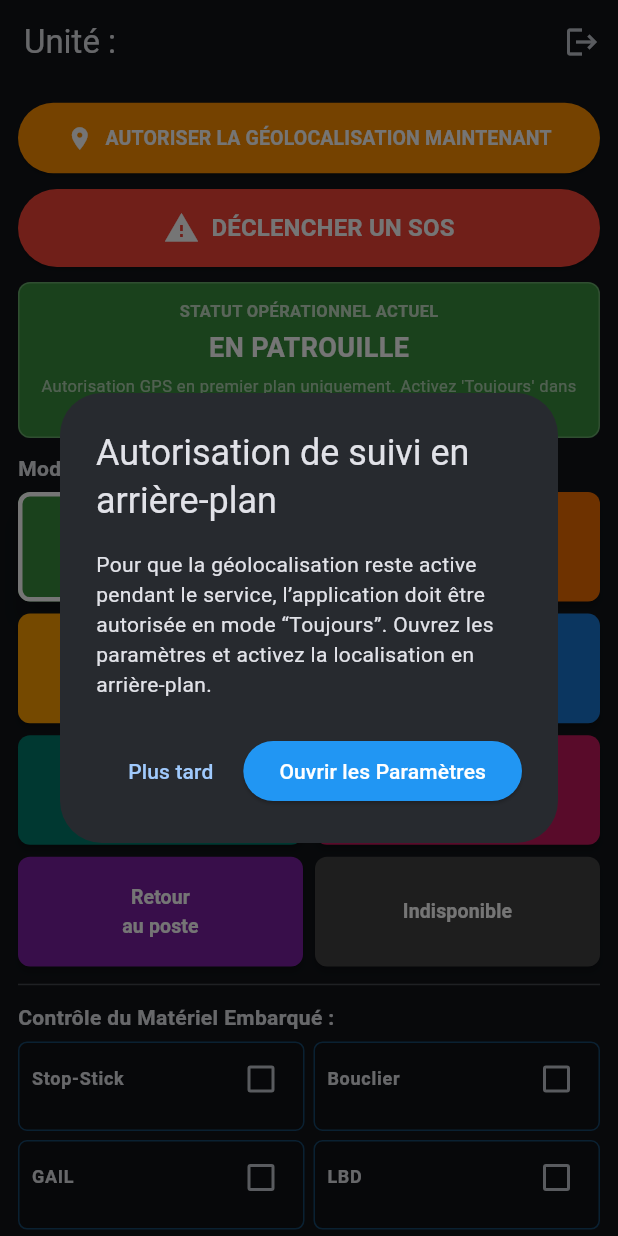
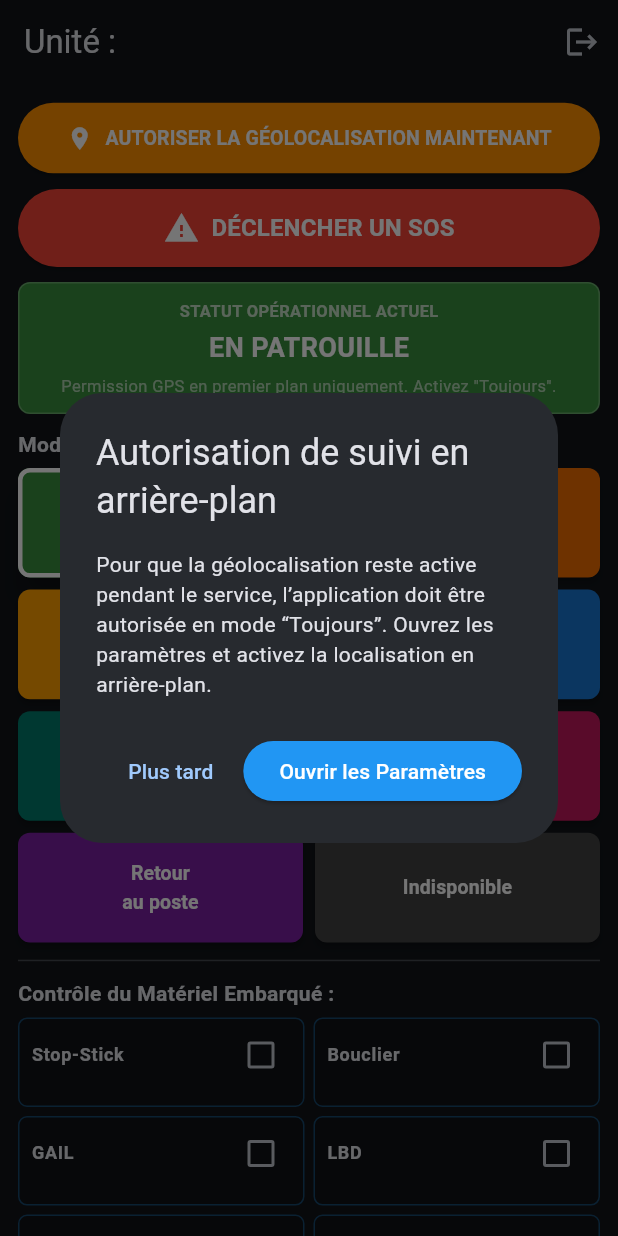
Before and after one commit to xmeynier-web/rezoplus-police, a Flutter app: the PatrouilleHomePage screen opened directly with empty values, after a tap on "AUTORISER LA GÉOLOCALISATION MAINTENANT", on a phone screen of 412 x 824 dp. Run offline on Flutter 3.47's test engine with Material 3 defaults, Android fonts, the phone set to English and light mode, and no system bars; our stand-ins replace connectivity_plus, firebase_core, firebase_database, geolocator, shared_preferences; accounts and stored records are empty.

Commit message:
Patch final de lib/main.dart : suppression des positions par défaut, vérification explicite de LocationPermission.always, garde-fou GPS, et debug Firebase sécurisé.

```diff
--- a/lib/main.dart
+++ b/lib/main.dart
@@ -184,11 +184,12 @@ class PatrouilleHomePage extends StatefulWidget {
 class _PatrouilleHomePageState extends State<PatrouilleHomePage> with WidgetsBindingObserver {
   final DatabaseReference _dbRef = FirebaseDatabase.instance.ref();
 
-  double _currentLatitude = 48.755578;
-  double _currentLongitude = 2.321367;
+  double? _currentLatitude;
+  double? _currentLongitude;
   String _locationStatus = "Vérification des permissions GPS...";
   bool _permissionDenied = false;
   bool _hasAlwaysLocationPermission = false;
+  bool _gpsReady = false;
 
   StreamSubscription<Position>? _positionStreamSubscription;
   StreamSubscription<DatabaseEvent>? _missionSubscription;
@@ -263,8 +264,8 @@ class _PatrouilleHomePageState extends State<PatrouilleHomePage> with WidgetsBin
   @override
   void didChangeAppLifecycleState(AppLifecycleState state) {
     if (state == AppLifecycleState.resumed) {
+      _checkAndRequestPermissionAndStartGPS();
       _sendDataToFirebase();
-      _checkAndRequestPermissionAndStartGPS();
     }
   }
 
@@ -316,13 +317,13 @@ class _PatrouilleHomePageState extends State<PatrouilleHomePage> with WidgetsBin
 
   // --------------------------- GÉOLOCALISATION & PERMISSIONS --------------------------
   Future<void> _checkAndRequestPermissionAndStartGPS() async {
-    bool serviceEnabled = await Geolocator.isLocationServiceEnabled();
+    final bool serviceEnabled = await Geolocator.isLocationServiceEnabled();
     if (!serviceEnabled) {
       setState(() {
-        _locationStatus = "GPS désactivé sur le terminal";
+        _locationStatus = 'GPS désactivé sur le terminal';
         _permissionDenied = true;
       });
-      _snack("Veuillez activer le GPS dans la barre d'état du Crosscall");
+      _snack('Veuillez activer le GPS dans la barre d\'état du Crosscall');
       return;
     }
 
@@ -331,7 +332,7 @@ class _PatrouilleHomePageState extends State<PatrouilleHomePage> with WidgetsBin
       permission = await Geolocator.requestPermission();
       if (permission == LocationPermission.denied) {
         setState(() {
-          _locationStatus = "Permission GPS refusée par l'utilisateur";
+          _locationStatus = 'Permission GPS refusée par l\'utilisateur';
           _permissionDenied = true;
         });
         return;
@@ -340,7 +341,7 @@ class _PatrouilleHomePageState extends State<PatrouilleHomePage> with WidgetsBin
 
     if (permission == LocationPermission.deniedForever) {
       setState(() {
-        _locationStatus = "Permission bloquée définitivement";
+        _locationStatus = 'Permission bloquée définitivement';
         _permissionDenied = true;
       });
       _showSettingsPermissionDialog();
@@ -349,7 +350,7 @@ class _PatrouilleHomePageState extends State<PatrouilleHomePage> with WidgetsBin
 
     if (permission == LocationPermission.whileInUse) {
       setState(() {
-        _locationStatus = "Autorisation GPS en premier plan uniquement. Activez 'Toujours' dans les paramètres.";
+        _locationStatus = 'Permission GPS en premier plan uniquement. Activez "Toujours".';
         _permissionDenied = true;
       });
       _showBackgroundPermissionDialog();
@@ -358,7 +359,7 @@ class _PatrouilleHomePageState extends State<PatrouilleHomePage> with WidgetsBin
 
     if (permission != LocationPermission.always) {
       setState(() {
-        _locationStatus = "Autorisation GPS non conforme. Permission 'Toujours' requise pour le suivi en arrière-plan.";
+        _locationStatus = 'Autorisation GPS non conforme. Permission "Toujours" requise.';
         _permissionDenied = true;
       });
       _showBackgroundPermissionDialog();
@@ -366,20 +367,20 @@ class _PatrouilleHomePageState extends State<PatrouilleHomePage> with WidgetsBin
     }
 
     _hasAlwaysLocationPermission = true;
-
+    _gpsReady = false;
     setState(() {
       _permissionDenied = false;
-      _locationStatus = "Acquisition du signal GPS...";
+      _locationStatus = 'Acquisition du signal GPS...';
     });
 
-    _initRobustGeolocation();
+    await _initRobustGeolocation();
   }
 
   void _resetWatchdog() {
     _watchdogTimer?.cancel();
     _watchdogTimer = Timer(const Duration(seconds: 30), () {
-      debugPrint("⚠️ Watchdog : Aucune position reçue depuis 30s. Redémarrage du GPS...");
-      setState(() => _locationStatus = "Signal figé - Redémarrage GPS...");
+      debugPrint('⚠️ Watchdog : Aucune position reçue depuis 30s. Redémarrage du GPS...');
+      setState(() => _locationStatus = 'Signal figé - Redémarrage GPS...');
       _restartGeolocationStream();
     });
   }
@@ -392,33 +393,41 @@ class _PatrouilleHomePageState extends State<PatrouilleHomePage> with WidgetsBin
 
   Future<void> _initRobustGeolocation() async {
     try {
-      Position? lastPosition = await Geolocator.getLastKnownPosition();
+      final Position? lastPosition = await Geolocator.getLastKnownPosition();
       if (lastPosition != null) {
+        _currentLatitude = lastPosition.latitude;
+        _currentLongitude = lastPosition.longitude;
+        _gpsReady = true;
         setState(() {
-          _currentLatitude = lastPosition.latitude;
-          _currentLongitude = lastPosition.longitude;
-          _locationStatus = "Cache OK (${lastPosition.latitude.toStringAsFixed(4)}, ${lastPosition.longitude.toStringAsFixed(4)})";
+          _locationStatus = 'Cache OK (${lastPosition.latitude.toStringAsFixed(4)}, ${lastPosition.longitude.toStringAsFixed(4)})';
         });
         _writeGpsDebugSnapshot(lastPosition, reason: 'cache');
-        _sendDataToFirebase();
+        await _sendDataToFirebase();
       }
     } catch (_) {}
 
     try {
-      Position currentPos = await Geolocator.getCurrentPosition(
+      final Position currentPos = await Geolocator.getCurrentPosition(
         desiredAccuracy: LocationAccuracy.high,
         timeLimit: const Duration(seconds: 8),
         forceAndroidLocationManager: true,
       );
+      _currentLatitude = currentPos.latitude;
+      _currentLongitude = currentPos.longitude;
+      _gpsReady = true;
       setState(() {
-        _currentLatitude = currentPos.latitude;
-        _currentLongitude = currentPos.longitude;
-        _locationStatus = "GPS Natif Fixé (${currentPos.latitude.toStringAsFixed(4)}, ${currentPos.longitude.toStringAsFixed(4)})";
+        _locationStatus = 'GPS Natif Fixé (${currentPos.latitude.toStringAsFixed(4)}, ${currentPos.longitude.toStringAsFixed(4)})';
       });
       _writeGpsDebugSnapshot(currentPos, reason: 'immediate');
-      _sendDataToFirebase();
+      await _sendDataToFirebase();
     } catch (e) {
-      debugPrint("Échec fix immédiat : $e");
+      debugPrint('Échec fix immédiat : $e');
+    }
+
+    if (_currentLatitude == null || _currentLongitude == null) {
+      setState(() {
+        _locationStatus = 'En attente d\'un signal GPS valide...';
+      });
     }
 
     final LocationSettings locationSettings = AndroidSettings(
@@ -426,8 +435,8 @@ class _PatrouilleHomePageState extends State<PatrouilleHomePage> with WidgetsBin
       distanceFilter: 5,
       intervalDuration: const Duration(seconds: 5),
       foregroundNotificationConfig: const ForegroundNotificationConfig(
-        notificationTitle: "Rezo+ en service",
-        notificationText: "Le suivi GPS de la patrouille est actif.",
+        notificationTitle: 'Rezo+ en service',
+        notificationText: 'Le suivi GPS de la patrouille est actif.',
         enableWakeLock: true,
       ),
       forceLocationManager: true,
@@ -435,20 +444,24 @@ class _PatrouilleHomePageState extends State<PatrouilleHomePage> with WidgetsBin
 
     _positionStreamSubscription = Geolocator.getPositionStream(locationSettings: locationSettings).listen(
       (Position position) {
+        _gpsReady = true;
+        _currentLatitude = position.latitude;
+        _currentLongitude = position.longitude;
+
         _resetWatchdog();
         setState(() {
-          _currentLatitude = position.latitude;
-          _currentLongitude = position.longitude;
           _locationStatus = _offlineQueue.isNotEmpty
-              ? "Hors-ligne (Buffer : ${_offlineQueue.length})"
-              : "GPS Actif (${position.latitude.toStringAsFixed(4)}, ${position.longitude.toStringAsFixed(4)})";
+              ? 'Hors-ligne (Buffer : ${_offlineQueue.length})'
+              : 'GPS Actif (${position.latitude.toStringAsFixed(4)}, ${position.longitude.toStringAsFixed(4)})';
         });
+
         _writeGpsDebugSnapshot(position, reason: 'stream');
         _sendDataToFirebase();
       },
       onError: (e) {
-        debugPrint("Erreur flux GPS : $e");
-        setState(() => _locationStatus = "Perte de signal GPS");
+        debugPrint('Erreur flux GPS : $e');
+        _gpsReady = false;
+        setState(() => _locationStatus = 'Perte de signal GPS');
       },
     );
 
@@ -559,12 +572,7 @@ class _PatrouilleHomePageState extends State<PatrouilleHomePage> with WidgetsBin
 
   void _listenToAssignedMissions() {
     final primaryPath = _dbRef.child('units/${widget.unitId}');
-    final fallbackPaths = [
-      'location',
-      'gps',
-      'position',
-      'tracking',
-    ];
+    final fallbackPaths = <String>['location', 'gps', 'position', 'tracking'];
 
     _missionSubscription?.cancel();
     _missionSubscription = primaryPath.onValue.listen((event) {
@@ -583,6 +591,10 @@ class _PatrouilleHomePageState extends State<PatrouilleHomePage> with WidgetsBin
   }
 
   Future<void> _sendDataToFirebase() async {
+    if (!_gpsReady || _currentLatitude == null || _currentLongitude == null) {
+      return;
+    }
+
     final payload = {
       'latitude': _currentLatitude,
       'longitude': _currentLongitude,
@@ -611,7 +623,7 @@ class _PatrouilleHomePageState extends State<PatrouilleHomePage> with WidgetsBin
       _offlineQueue.add(payload);
       await _saveOfflineQueueToDisk();
       setState(() {
-        _locationStatus = "Hors-ligne (Buffer : ${_offlineQueue.length})";
+        _locationStatus = 'Hors-ligne (Buffer : ${_offlineQueue.length})';
       });
     }
   }
@@ -619,19 +631,20 @@ class _PatrouilleHomePageState extends State<PatrouilleHomePage> with WidgetsBin
   Future<void> _changeStatus(Map<String, String> statusMap) async {
     setState(() {
       _currentStatusMap = statusMap;
-      _locationStatus = "Actualisation position (Statut)...";
+      _locationStatus = 'Actualisation position (Statut)...';
     });
 
     try {
-      Position forcedPos = await Geolocator.getCurrentPosition(
+      final Position forcedPos = await Geolocator.getCurrentPosition(
         desiredAccuracy: LocationAccuracy.high,
         timeLimit: const Duration(seconds: 4),
         forceAndroidLocationManager: true,
       );
+      _gpsReady = true;
+      _currentLatitude = forcedPos.latitude;
+      _currentLongitude = forcedPos.longitude;
       setState(() {
-        _currentLatitude = forcedPos.latitude;
-        _currentLongitude = forcedPos.longitude;
-        _locationStatus = "GPS Forcé (${forcedPos.latitude.toStringAsFixed(4)}, ${forcedPos.longitude.toStringAsFixed(4)})";
+        _locationStatus = 'GPS Forcé (${forcedPos.latitude.toStringAsFixed(4)}, ${forcedPos.longitude.toStringAsFixed(4)})';
       });
     } catch (_) {}
 
@@ -656,7 +669,7 @@ class _PatrouilleHomePageState extends State<PatrouilleHomePage> with WidgetsBin
   }
 
   Future<void> _toggleService() async {
-    final ok = await showDialog<bool>(
+    final bool? ok = await showDialog<bool>(
       context: context,
       builder: (ctx) => AlertDialog(
         title: const Text('Déconnexion'),
@@ -729,11 +742,11 @@ class _PatrouilleHomePageState extends State<PatrouilleHomePage> with WidgetsBin
                   padding: const EdgeInsets.symmetric(vertical: 14),
                 ),
                 onPressed: () async {
-                  LocationPermission p = await Geolocator.requestPermission();
+                  final LocationPermission p = await Geolocator.requestPermission();
                   if (p == LocationPermission.deniedForever) {
                     Geolocator.openAppSettings();
                   } else {
-                    _checkAndRequestPermissionAndStartGPS();
+                    await _checkAndRequestPermissionAndStartGPS();
                   }
                 },
                 icon: const Icon(Icons.location_on, color: Colors.white),
```
